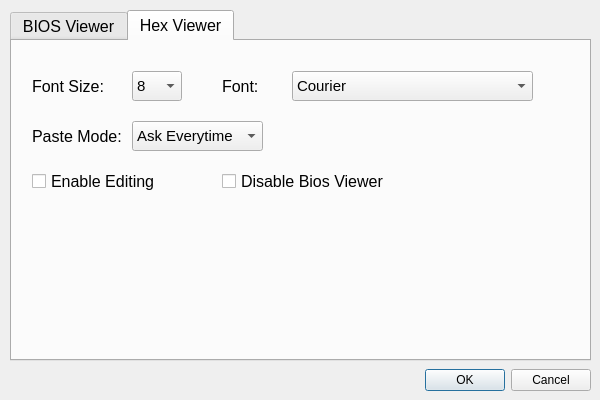
Above: Window/SettingsDialog.ui from stephan-zhuchen/BIOS-Viewer before the change. Below: the same form after it.
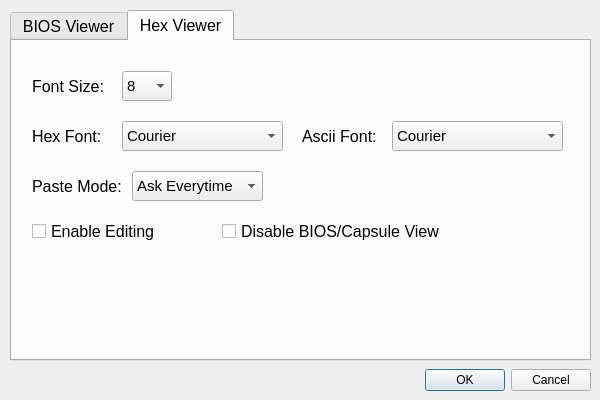
That is the form after the change. The open tabs and pages were chosen to show the change. Icons and pictures are not drawn.

Commit message: Bios Viewer 1.8 1. Add Capsule View Support； 2. Add embedded font support.

Diff of the .ui file:
```diff
--- a/Window/SettingsDialog.ui
+++ b/Window/SettingsDialog.ui
@@ -583,7 +583,7 @@
     <widget class="QComboBox" name="hexFontSizeBox">
      <property name="geometry">
       <rect>
-       <x>120</x>
+       <x>110</x>
        <y>30</y>
        <width>50</width>
        <height>30</height>
@@ -651,9 +651,9 @@
     <widget class="QLabel" name="label_6">
      <property name="geometry">
       <rect>
-       <x>210</x>
-       <y>30</y>
-       <width>41</width>
+       <x>290</x>
+       <y>80</y>
+       <width>81</width>
        <height>30</height>
       </rect>
      </property>
@@ -663,15 +663,15 @@
       </font>
      </property>
      <property name="text">
-      <string>Font:</string>
+      <string>Ascii Font:</string>
      </property>
     </widget>
-    <widget class="QComboBox" name="hexFontBox">
+    <widget class="QComboBox" name="asciiFontBox">
      <property name="geometry">
       <rect>
-       <x>280</x>
-       <y>30</y>
-       <width>241</width>
+       <x>380</x>
+       <y>80</y>
+       <width>171</width>
        <height>30</height>
       </rect>
      </property>
@@ -695,7 +695,7 @@
      <property name="geometry">
       <rect>
        <x>20</x>
-       <y>130</y>
+       <y>180</y>
        <width>141</width>
        <height>21</height>
       </rect>
@@ -708,20 +708,20 @@
      <property name="geometry">
       <rect>
        <x>210</x>
-       <y>130</y>
-       <width>181</width>
+       <y>180</y>
+       <width>311</width>
        <height>21</height>
       </rect>
      </property>
      <property name="text">
-      <string>Disable Bios Viewer</string>
+      <string>Disable BIOS/Capsule View</string>
      </property>
     </widget>
     <widget class="QLabel" name="label_12">
      <property name="geometry">
       <rect>
        <x>20</x>
-       <y>80</y>
+       <y>130</y>
        <width>91</width>
        <height>30</height>
       </rect>
@@ -739,7 +739,7 @@
      <property name="geometry">
       <rect>
        <x>120</x>
-       <y>80</y>
+       <y>130</y>
        <width>131</width>
        <height>30</height>
       </rect>
@@ -765,6 +765,59 @@
       </property>
      </item>
     </widget>
+    <widget class="QComboBox" name="hexFontBox">
+     <property name="geometry">
+      <rect>
+       <x>110</x>
+       <y>80</y>
+       <width>161</width>
+       <height>30</height>
+      </rect>
+     </property>
+     <property name="font">
+      <font>
+       <pointsize>11</pointsize>
+      </font>
+     </property>
+     <item>
+      <property name="text">
+       <string>Courier</string>
+      </property>
+     </item>
+     <item>
+      <property name="text">
+       <string>Courier New</string>
+      </property>
+     </item>
+     <item>
+      <property name="text">
+       <string>Fira Code Light</string>
+      </property>
+     </item>
+     <item>
+      <property name="text">
+       <string>IntelOne Mono</string>
+      </property>
+     </item>
+    </widget>
+    <widget class="QLabel" name="label_13">
+     <property name="geometry">
+      <rect>
+       <x>20</x>
+       <y>80</y>
+       <width>71</width>
+       <height>30</height>
+      </rect>
+     </property>
+     <property name="font">
+      <font>
+       <pointsize>12</pointsize>
+      </font>
+     </property>
+     <property name="text">
+      <string>Hex Font:</string>
+     </property>
+    </widget>
    </widget>
   </widget>
   <zorder>tabWidget</zorder>
```
Left out of the diff: 28 changed lines with no effect on the pictures. The commit also changes 22 other files.
